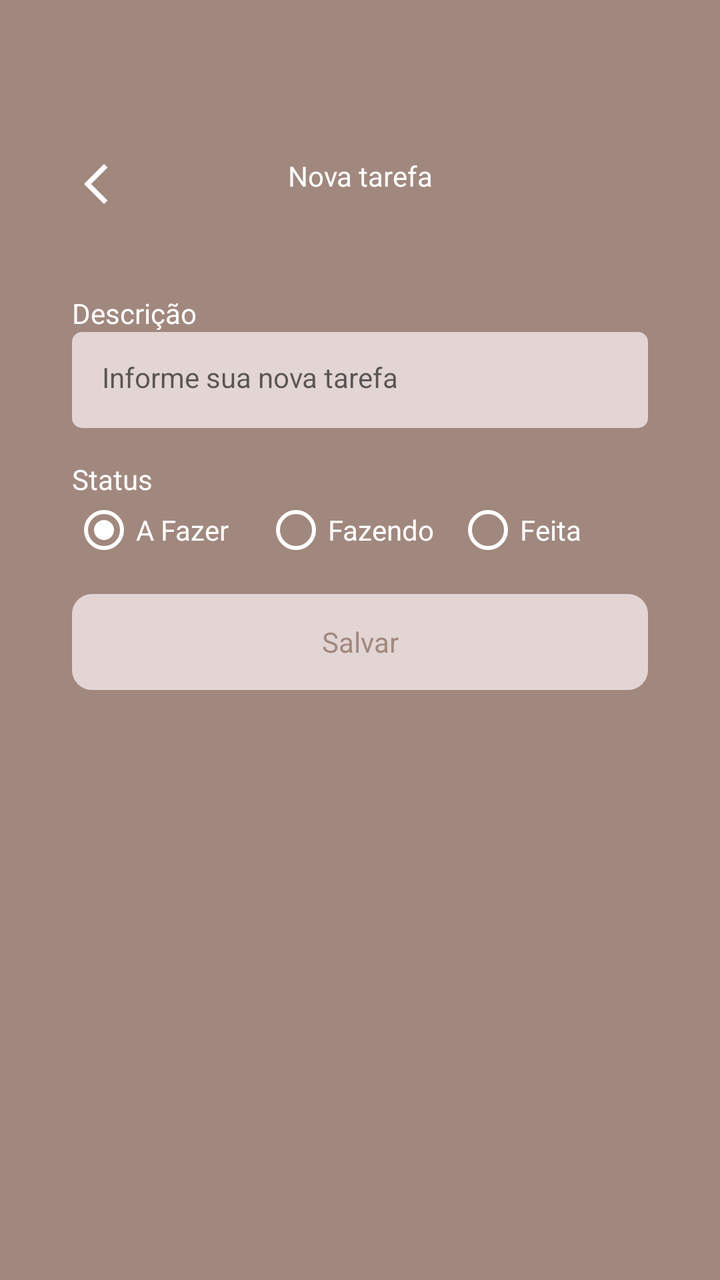
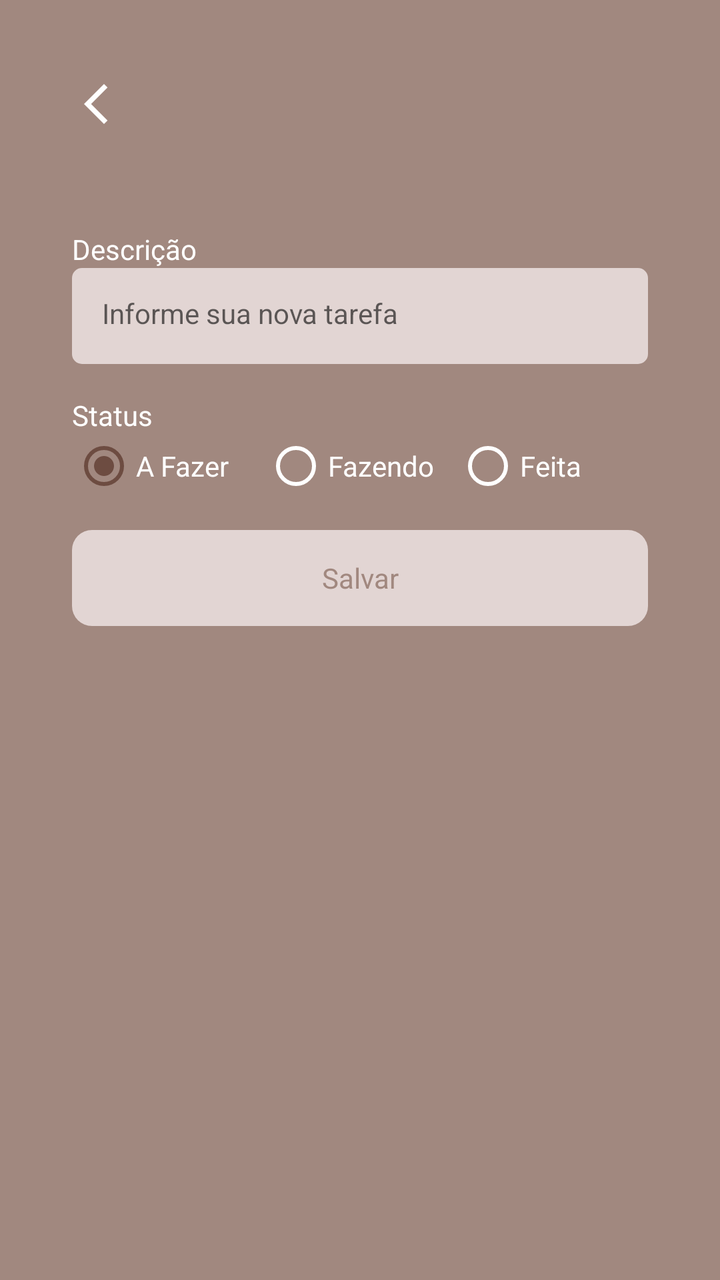

Before-and-after screenshots of an Android layout around one commit, followed by the original layout XML and the change that was made.
<!-- AndroidManifest.xml: application theme Theme.Task -->
<!-- res/layout/fragment_form_task.xml -->
<?xml version="1.0" encoding="utf-8"?>
<ScrollView
    xmlns:android="http://schemas.android.com/apk/res/android"
    xmlns:tools="http://schemas.android.com/tools"
    android:layout_width="match_parent"
    android:layout_height="match_parent"
    tools:context=".ui.FormTaskFragment"
    xmlns:app="http://schemas.android.com/apk/res-auto"
    android:padding="20dp"
    android:fillViewport="true">

    <LinearLayout
        android:layout_width="match_parent"
        android:layout_height="wrap_content"
        android:orientation="vertical">

        <com.google.android.material.appbar.MaterialToolbar
            android:id="@+id/toolbar"
            android:layout_width="match_parent"
            android:layout_height="wrap_content"
            app:navigationIcon="@drawable/outline_arrow_back_ios_new_24"
            android:paddingTop="40dp">
            <TextView
                android:layout_width="wrap_content"
                android:layout_height="wrap_content"
                android:text="@string/title_nova_tarefa_formtask_fragment"
                android:textColor="@color/white"
                android:layout_gravity="center_horizontal"/>

        </com.google.android.material.appbar.MaterialToolbar>

        <androidx.constraintlayout.widget.ConstraintLayout
            android:layout_width="match_parent"
            android:layout_height="match_parent"
            android:padding="16dp"
            android:layout_marginTop="15dp">
            <TextView
                android:layout_width="wrap_content"
                android:layout_height="wrap_content"
                android:id="@+id/textView"
                android:text="@string/description_text"
                android:textColor="@color/white"
                app:layout_constraintStart_toStartOf="parent"
                app:layout_constraintTop_toTopOf="parent"/>

            <EditText
                android:layout_width="match_parent"
                android:layout_height="48dp"
                android:id="@+id/editTextDescricao"
                android:paddingStart="15dp"
                style="@style/EditTextTheme"
                android:hint="@string/hint_edit_description"
                app:layout_constraintEnd_toEndOf="parent"
                app:layout_constraintStart_toStartOf="parent"
                app:layout_constraintTop_toBottomOf="@id/textView"/>
            <TextView
                android:layout_width="wrap_content"
                android:layout_height="wrap_content"
                android:id="@+id/textViewStatus"
                android:layout_marginTop="16dp"
                android:text="@string/title_status_radiogroup_formtask"
                android:textColor="@color/white"
                app:layout_constraintStart_toStartOf="parent"
                app:layout_constraintTop_toBottomOf="@id/editTextDescricao"/>

            <RadioGroup
                android:layout_width="match_parent"
                android:layout_height="wrap_content"
                android:orientation="horizontal"
                android:id="@+id/radioGroup"
                app:layout_constraintEnd_toEndOf="parent"
                app:layout_constraintStart_toStartOf="parent"
                app:layout_constraintTop_toBottomOf="@+id/textViewStatus">
                <RadioButton
                    android:layout_width="88dp"
                    android:layout_height="wrap_content"
                    android:id="@+id/rbTodo"
                    android:buttonTint="@color/dark"
                    android:text="@string/a_fazer_radiobutton"
                    android:checked="true"
                    android:layout_weight="1"
                    android:theme="@style/MyRadioButton"
                    android:textColor="@color/white"/>
                <RadioButton
                    android:layout_width="88dp"
                    android:layout_height="wrap_content"
                    android:id="@+id/rbDoing"
                    android:buttonTint="@color/dark"
                    android:layout_weight="1"
                    android:text="@string/fazendo_radiobutton"
                    android:theme="@style/MyRadioButton"
                    android:textColor="@color/white"/>
                <RadioButton
                    android:layout_width="88dp"
                    android:layout_height="wrap_content"
                    android:id="@+id/rbDone"
                    android:layout_weight="1"
                    android:buttonTint="@color/dark"
                    android:text="@string/feita_radiobutton"
                    android:theme="@style/MyRadioButton"
                    android:textColor="@color/white"/>
            </RadioGroup>

            <com.google.android.material.button.MaterialButton
                android:layout_width="match_parent"
                android:layout_height="wrap_content"
                android:id="@+id/buttonSave"
                android:layout_marginTop="16dp"
                android:text="@string/text_button_formtask_fragment"
                style="@style/ButtonTheme"
                app:layout_editor_absoluteX="16dp"
                app:layout_editor_absoluteY="221dp"
                app:layout_constraintEnd_toEndOf="parent"
                app:layout_constraintStart_toStartOf="parent"
                app:layout_constraintTop_toBottomOf="@+id/radioGroup"/>

            <ProgressBar
                android:layout_width="wrap_content"
                android:layout_height="wrap_content"
                android:id="@+id/progressBar"
                android:layout_marginTop="8dp"
                android:layout_gravity="center"
                android:indeterminateTint="@color/white"
                android:visibility="invisible"
                app:layout_editor_absoluteX="152dp"
                app:layout_editor_absoluteY="278dp"
                tools:visibility="visible"
                app:layout_constraintEnd_toEndOf="parent"
                app:layout_constraintStart_toStartOf="parent"
                app:layout_constraintTop_toBottomOf="@id/buttonSave"/>

        </androidx.constraintlayout.widget.ConstraintLayout>
    </LinearLayout>
</ScrollView>
<!-- resources referenced by this layout -->
<resources>
  <color name="dark">#FFFFFF</color>
  <color name="white">#FFFFFFFF</color>
  <!-- drawable outline_arrow_back_ios_new_24 (drawable) -->
  <vector xmlns:android="http://schemas.android.com/apk/res/android" android:height="24dp" android:tint="@color/white" android:viewportHeight="960" android:viewportWidth="960" android:width="24dp">
        
      <path android:fillColor="@android:color/white" android:pathData="M640,880L240,480L640,80L711,151L382,480L711,809L640,880Z"/>
      
  </vector>
  <string name="a_fazer_radiobutton">A Fazer</string>
  <string name="description_text">Descrição</string>
  <string name="fazendo_radiobutton">Fazendo</string>
  <string name="feita_radiobutton">Feita</string>
  <string name="hint_edit_description">Informe sua nova tarefa</string>
  <string name="text_button_formtask_fragment">Salvar</string>
  <string name="title_nova_tarefa_formtask_fragment">Nova tarefa</string>
  <string name="title_status_radiogroup_formtask">Status</string>
  <style name="ButtonTheme" parent="Theme.MaterialComponents.DayNight.NoActionBar">
          <item name="android:background">@drawable/bg_btn</item>
          <item name="android:textAllCaps">false</item>
          <item name="android:textColor">@color/color_default</item>
          <item name="backgroundTint">@null</item>
      </style>
  <style name="EditTextTheme" parent="Theme.MaterialComponents.DayNight.NoActionBar">
          <item name="android:background">@drawable/bg_edittext</item>
          <item name="android:padding">16dp</item>
          <item name="android:textSize">14sp</item>
      </style>
  <style name="MyRadioButton" parent="Theme.AppCompat.Light">
          <item name="colorControlNormal">@color/dark</item>
          <item name="colorControlActivated">@color/super_cor</item>
      </style>
  <style name="Theme.Task" parent="Base.Theme.Task" />
  <!-- drawable bg_btn (drawable) -->
  <?xml version="1.0" encoding="utf-8"?>
  <shape xmlns:android="http://schemas.android.com/apk/res/android"
      android:shape="rectangle">
      <solid android:color="#C4F6EDED"/>
      <corners android:radius="10dp"/>
  </shape>
  <color name="color_default">#A1887F</color>
  <!-- drawable bg_edittext (drawable) -->
  <?xml version="1.0" encoding="utf-8"?>
  <shape xmlns:android="http://schemas.android.com/apk/res/android">
      <solid android:color="#C4F6EDED"/>
      <corners android:radius="5dp"/>
  </shape>
  <color name="super_cor">#6D4C41</color>
  <style name="Base.Theme.Task" parent="Theme.Material3.DayNight.NoActionBar">
          
          
          <item name="android:windowBackground">@color/color_default</item>
          <item name="colorPrimary">@color/color_default</item>
          <item name="colorPrimaryVariant">@color/color_default</item>
      </style>
</resources>

<!-- the commit's change to res/layout/fragment_form_task.xml (unified diff, before → after) -->
@@ -2,61 +2,59 @@
 <ScrollView
     xmlns:android="http://schemas.android.com/apk/res/android"
     xmlns:tools="http://schemas.android.com/tools"
+    xmlns:app="http://schemas.android.com/apk/res-auto"
     android:layout_width="match_parent"
     android:layout_height="match_parent"
-    tools:context=".ui.FormTaskFragment"
-    xmlns:app="http://schemas.android.com/apk/res-auto"
     android:padding="20dp"
-    android:fillViewport="true">
+    android:fillViewport="true"
+    tools:context=".ui.FormTaskFragment">
 
     <LinearLayout
         android:layout_width="match_parent"
         android:layout_height="wrap_content"
         android:orientation="vertical">
 
+        
         <com.google.android.material.appbar.MaterialToolbar
             android:id="@+id/toolbar"
             android:layout_width="match_parent"
+            android:layout_height="?attr/actionBarSize"
+            android:background="?attr/colorPrimary"
+            app:titleCentered="true"
+            app:titleTextColor="@color/white"
+            app:navigationIcon="@drawable/outline_arrow_back_ios_new_24" />
+
+        
+        <androidx.constraintlayout.widget.ConstraintLayout
+            android:layout_width="match_parent"
             android:layout_height="wrap_content"
-            app:navigationIcon="@drawable/outline_arrow_back_ios_new_24"
-            android:paddingTop="40dp">
+            android:padding="16dp"
+            android:layout_marginTop="15dp">
+
             <TextView
+                android:id="@+id/textView"
                 android:layout_width="wrap_content"
                 android:layout_height="wrap_content"
-                android:text="@string/title_nova_tarefa_formtask_fragment"
-                android:textColor="@color/white"
-                android:layout_gravity="center_horizontal"/>
-
-        </com.google.android.material.appbar.MaterialToolbar>
-
-        <androidx.constraintlayout.widget.ConstraintLayout
-            android:layout_width="match_parent"
-            android:layout_height="match_parent"
-            android:padding="16dp"
-            android:layout_marginTop="15dp">
-            <TextView
-                android:layout_width="wrap_content"
-                android:layout_height="wrap_content"
-                android:id="@+id/textView"
                 android:text="@string/description_text"
                 android:textColor="@color/white"
                 app:layout_constraintStart_toStartOf="parent"
                 app:layout_constraintTop_toTopOf="parent"/>
 
             <EditText
+                android:id="@+id/editTextDescricao"
                 android:layout_width="match_parent"
                 android:layout_height="48dp"
-                android:id="@+id/editTextDescricao"
                 android:paddingStart="15dp"
+                android:hint="@string/hint_edit_description"
                 style="@style/EditTextTheme"
-                android:hint="@string/hint_edit_description"
+                app:layout_constraintStart_toStartOf="parent"
                 app:layout_constraintEnd_toEndOf="parent"
-                app:layout_constraintStart_toStartOf="parent"
                 app:layout_constraintTop_toBottomOf="@id/textView"/>
+
             <TextView
+                android:id="@+id/textViewStatus"
                 android:layout_width="wrap_content"
                 android:layout_height="wrap_content"
-                android:id="@+id/textViewStatus"
                 android:layout_marginTop="16dp"
                 android:text="@string/title_status_radiogroup_formtask"
                 android:textColor="@color/white"
@@ -64,71 +62,67 @@
                 app:layout_constraintTop_toBottomOf="@id/editTextDescricao"/>
 
             <RadioGroup
+                android:id="@+id/radioGroup"
                 android:layout_width="match_parent"
                 android:layout_height="wrap_content"
                 android:orientation="horizontal"
-                android:id="@+id/radioGroup"
+                app:layout_constraintStart_toStartOf="parent"
                 app:layout_constraintEnd_toEndOf="parent"
-                app:layout_constraintStart_toStartOf="parent"
-                app:layout_constraintTop_toBottomOf="@+id/textViewStatus">
+                app:layout_constraintTop_toBottomOf="@id/textViewStatus">
+
                 <RadioButton
-                    android:layout_width="88dp"
+                    android:id="@+id/rbTodo"
+                    android:layout_width="0dp"
                     android:layout_height="wrap_content"
-                    android:id="@+id/rbTodo"
-                    android:buttonTint="@color/dark"
+                    android:layout_weight="1"
                     android:text="@string/a_fazer_radiobutton"
                     android:checked="true"
-                    android:layout_weight="1"
-                    android:theme="@style/MyRadioButton"
-                    android:textColor="@color/white"/>
+                    android:textColor="@color/white"
+                    android:theme="@style/MyRadioButton"/>
+
                 <RadioButton
-                    android:layout_width="88dp"
+                    android:id="@+id/rbDoing"
+                    android:layout_width="0dp"
                     android:layout_height="wrap_content"
-                    android:id="@+id/rbDoing"
-                    android:buttonTint="@color/dark"
                     android:layout_weight="1"
                     android:text="@string/fazendo_radiobutton"
-                    android:theme="@style/MyRadioButton"
-                    android:textColor="@color/white"/>
+                    android:textColor="@color/white"
+                    android:theme="@style/MyRadioButton"/>
+
                 <RadioButton
-                    android:layout_width="88dp"
+                    android:id="@+id/rbDone"
+                    android:layout_width="0dp"
                     android:layout_height="wrap_content"
-                    android:id="@+id/rbDone"
                     android:layout_weight="1"
-                    android:buttonTint="@color/dark"
                     android:text="@string/feita_radiobutton"
-                    android:theme="@style/MyRadioButton"
-                    android:textColor="@color/white"/>
+                    android:textColor="@color/white"
+                    android:theme="@style/MyRadioButton"/>
             </RadioGroup>
 
             <com.google.android.material.button.MaterialButton
+                android:id="@+id/buttonSave"
                 android:layout_width="match_parent"
                 android:layout_height="wrap_content"
-                android:id="@+id/buttonSave"
                 android:layout_marginTop="16dp"
                 android:text="@string/text_button_formtask_fragment"
                 style="@style/ButtonTheme"
-                app:layout_editor_absoluteX="16dp"
-                app:layout_editor_absoluteY="221dp"
-                app:layout_constraintEnd_toEndOf="parent"
+                app:layout_constraintTop_toBottomOf="@id/radioGroup"
                 app:layout_constraintStart_toStartOf="parent"
-                app:layout_constraintTop_toBottomOf="@+id/radioGroup"/>
+                app:layout_constraintEnd_toEndOf="parent"/>
 
             <ProgressBar
+                android:id="@+id/progressBar"
                 android:layout_width="wrap_content"
                 android:layout_height="wrap_content"
-                android:id="@+id/progressBar"
                 android:layout_marginTop="8dp"
-                android:layout_gravity="center"
                 android:indeterminateTint="@color/white"
                 android:visibility="invisible"
-                app:layout_editor_absoluteX="152dp"
-                app:layout_editor_absoluteY="278dp"
-                tools:visibility="visible"
-                app:layout_constraintEnd_toEndOf="parent"
+                app:layout_constraintTop_toBottomOf="@id/buttonSave"
                 app:layout_constraintStart_toStartOf="parent"
-                app:layout_constraintTop_toBottomOf="@id/buttonSave"/>
+                app:layout_constraintEnd_toEndOf="parent"/>
 
         </androidx.constraintlayout.widget.ConstraintLayout>
+
     </LinearLayout>
+
 </ScrollView>
<!-- resource entries referenced after the edit -->
@@ -14,7 +14,6 @@
   <string name="feita_radiobutton">Feita</string>
   <string name="hint_edit_description">Informe sua nova tarefa</string>
   <string name="text_button_formtask_fragment">Salvar</string>
-  <string name="title_nova_tarefa_formtask_fragment">Nova tarefa</string>
   <string name="title_status_radiogroup_formtask">Status</string>
   <style name="ButtonTheme" parent="Theme.MaterialComponents.DayNight.NoActionBar">
           <item name="android:background">@drawable/bg_btn</item>
